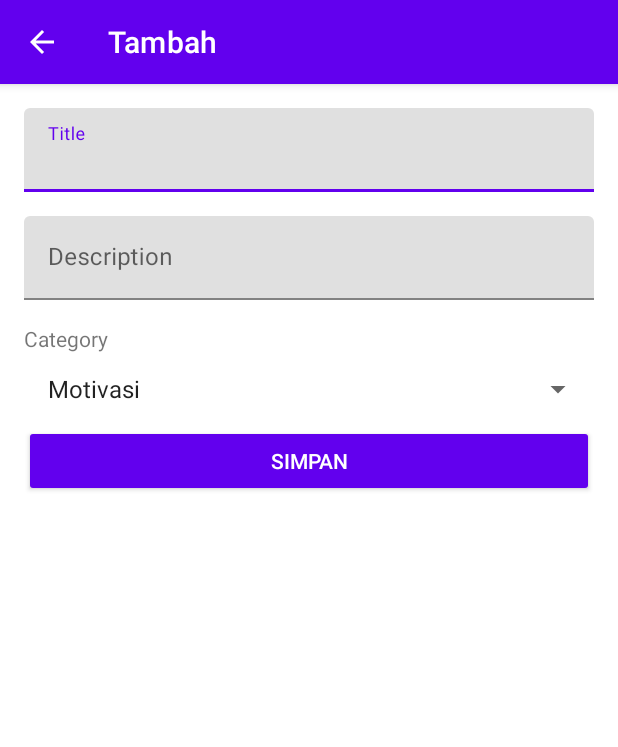
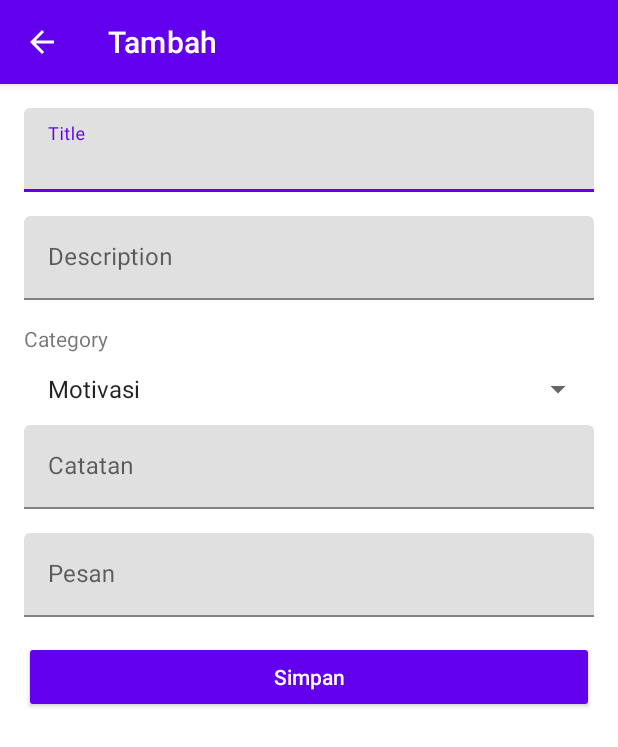
Before and after one commit to krisnas/-IF06MM1-18102271-KRISNA-SUBARKAH-, an Android app: the QuoteAddUpdateActivity screen opened directly, with no data from a screen before it, on a phone screen of 412 x 824 dp. Shown: the top 747 px of the screen. Run offline under Robolectric (Android 15) with nearby library versions, the phone set to English and light mode, and no system bars; 1 statement that could not run was skipped.

Commit message:
tugas tambahan untuk menambah 2 kolom

```diff
--- a/app/src/main/java/com/krisna_18102271/praktikum10/adapter/QuoteAdapter.kt
+++ b/app/src/main/java/com/krisna_18102271/praktikum10/adapter/QuoteAdapter.kt
@@ -36,6 +36,8 @@ class QuoteAdapter(private val activity: Activity):
             binding.tvItemCategory.text = categoryList[quote.category!!.toInt()]
             binding.tvItemDate.text = quote.date
             binding.tvItemDescription.text = quote.description
+            binding.tvItemCatatan.text = quote.catatan
+            binding.tvItemPesan.text = quote.pesan
             binding.cvItemQuote.setOnClickListener{
                 val intent = Intent(activity, QuoteAddUpdateActivity::class.java)
                 intent.putExtra(EXTRA_POSITION, position)
--- a/app/src/main/java/com/krisna_18102271/praktikum10/data/Quote.kt
+++ b/app/src/main/java/com/krisna_18102271/praktikum10/data/Quote.kt
@@ -9,5 +9,7 @@ data class Quote(
     var title: String? = null,
     var description: String? = null,
     var category: String? = null,
-    var date: String? = null
+    var date: String? = null,
+    var catatan: String? = null,
+    var pesan: String? = null
 ) : Parcelable
--- a/app/src/main/java/com/krisna_18102271/praktikum10/db/DatabaseContract.kt
+++ b/app/src/main/java/com/krisna_18102271/praktikum10/db/DatabaseContract.kt
@@ -11,6 +11,8 @@ internal class DatabaseContract {
             const val DESCRIPTION = "description"
             const val CATEGORY = "category"
             const val DATE = "date"
+            const val CATATAN = "catatan"
+            const val PESAN = "pesan"
         }
     }
 }
--- a/app/src/main/java/com/krisna_18102271/praktikum10/db/DatabaseHelper.kt
+++ b/app/src/main/java/com/krisna_18102271/praktikum10/db/DatabaseHelper.kt
@@ -9,13 +9,15 @@ internal class DatabaseHelper(context: Context) : SQLiteOpenHelper(context, DATA
     null, DATABASE_VERSION) {
     companion object {
         private const val DATABASE_NAME = "dbquoteapp"
-        private const val DATABASE_VERSION = 1
+        private const val DATABASE_VERSION = 7
         private const val SQL_CREATE_TABLE_QUOTE = "CREATE TABLE $TABLE_QUOTE" +
                 " (${DatabaseContract.QuoteColumns._ID} INTEGER PRIMARY KEY AUTOINCREMENT," +
         " ${DatabaseContract.QuoteColumns.TITLE} TEXT NOT NULL," +
         " ${DatabaseContract.QuoteColumns.DESCRIPTION} TEXT NOT NULL," +
         " ${DatabaseContract.QuoteColumns.CATEGORY} TEXT NOT NULL," +
-        " ${DatabaseContract.QuoteColumns.DATE} TEXT NOT NULL)"
+        " ${DatabaseContract.QuoteColumns.DATE} TEXT NOT NULL," +
+        " ${DatabaseContract.QuoteColumns.CATATAN} TEXT NOT NULL," +
+        " ${DatabaseContract.QuoteColumns.PESAN} TEXT NOT NULL)"
     }
     override fun onCreate(db: SQLiteDatabase?) {
         if (db != null) {
--- a/app/src/main/java/com/krisna_18102271/praktikum10/helper.kt
+++ b/app/src/main/java/com/krisna_18102271/praktikum10/helper.kt
@@ -39,7 +39,11 @@ object helper {
                     getString(getColumnIndexOrThrow(DatabaseContract.QuoteColumns.CATEGORY))
                 val date =
                     getString(getColumnIndexOrThrow(DatabaseContract.QuoteColumns.DATE))
-                quotesList.add(Quote(id, title, description,category, date))
+                val catatan =
+                        getString(getColumnIndexOrThrow(DatabaseContract.QuoteColumns.CATEGORY))
+                val pesan =
+                        getString(getColumnIndexOrThrow(DatabaseContract.QuoteColumns.DATE))
+                quotesList.add(Quote(id, title, description,category, date, catatan, pesan))
             }
         }
         return quotesList
--- a/app/src/main/res/layout/activity_quote_add_update.xml
+++ b/app/src/main/res/layout/activity_quote_add_update.xml
@@ -39,10 +39,35 @@
         android:id="@+id/edt_category"
         android:layout_width="match_parent"
         android:layout_height="wrap_content" />
+    <com.google.android.material.textfield.TextInputLayout
+        android:layout_width="match_parent"
+        android:layout_height="wrap_content"
+        android:layout_marginBottom="16dp">
+        <EditText
+            android:id="@+id/edt_catatan"
+            android:layout_width="match_parent"
+            android:layout_height="wrap_content"
+            android:hint="@string/catatan"
+            android:inputType="textCapSentences"
+            android:maxLines="1" />
+    </com.google.android.material.textfield.TextInputLayout>
+    <com.google.android.material.textfield.TextInputLayout
+        android:layout_width="match_parent"
+        android:layout_height="wrap_content"
+        android:layout_marginBottom="16dp">
+        <EditText
+            android:id="@+id/edt_pesan"
+            android:layout_width="match_parent"
+            android:layout_height="wrap_content"
+            android:hint="@string/pesan"
+            android:inputType="textCapSentences"
+            android:maxLines="1" />
+    </com.google.android.material.textfield.TextInputLayout>
     <Button
         android:id="@+id/btn_submit"
         style="@style/Base.Widget.AppCompat.Button.Colored"
         android:layout_width="match_parent"
         android:layout_height="wrap_content"
+        android:textAllCaps="false"
         android:text="@string/submit" />
 </LinearLayout>
--- a/app/src/main/res/values/strings.xml
+++ b/app/src/main/res/values/strings.xml
@@ -6,4 +6,6 @@
     <string name="date">Date</string>
     <string name="submit">Submit</string>
     <string name="delete">Delete</string>
+    <string name="catatan">Catatan</string>
+    <string name="pesan">Pesan</string>
 </resources>
```
Also changed, not shown: app/src/main/java/com/krisna_18102271/praktikum10/QuoteAddUpdateActivity.kt (+8 -0 lines), app/src/main/res/layout/item_quote.xml (+20 -0 lines).
